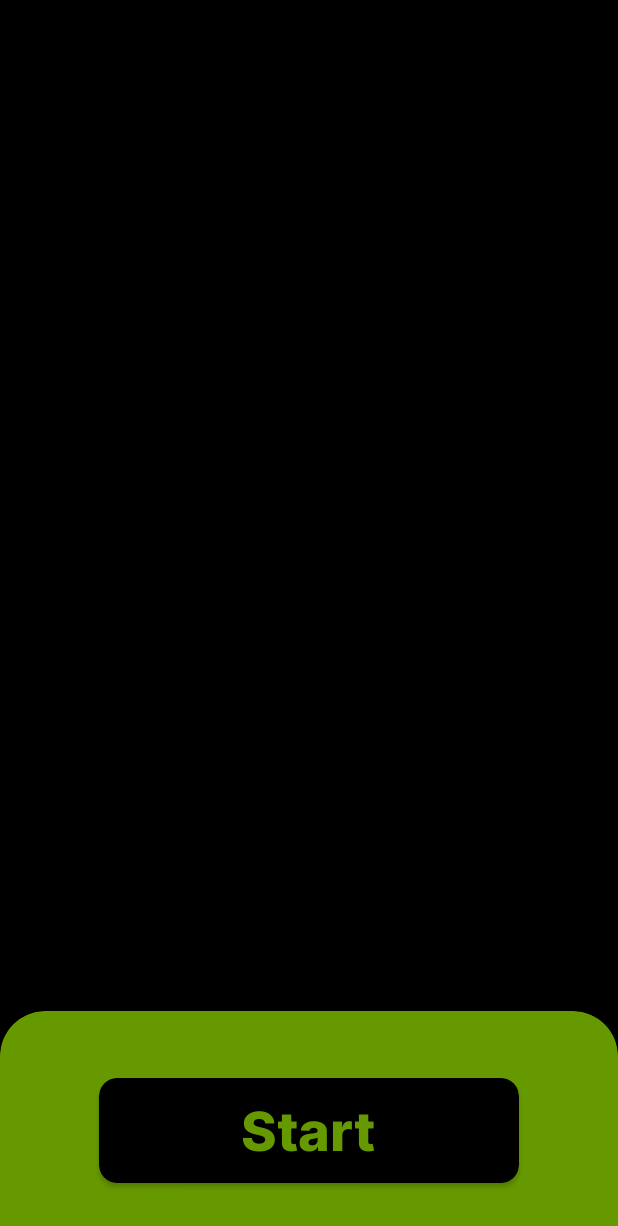
After one commit to RuslanShine/Rainbow-goldstation, an Android app: the MainActivity2 screen opened directly, with no data from a screen before it, on a phone screen of 412 x 824 dp. The commit adds this screen. Shown: the top 1226 px of the screen. Run offline under Robolectric (Android 15) with nearby library versions, the phone set to English and light mode, and no system bars.

Commit message:
Второй экран

```diff
--- a/app/src/main/AndroidManifest.xml
+++ b/app/src/main/AndroidManifest.xml
@@ -12,6 +12,13 @@
         android:supportsRtl="true"
         android:theme="@style/Theme.MaterialComponents.NoActionBar"
         tools:targetApi="31">
+        <activity
+            android:name=".MainActivity2"
+            android:exported="false">
+            <meta-data
+                android:name="android.app.lib_name"
+                android:value="" />
+        </activity>
         <activity
             android:name=".MainActivity"
             android:exported="true">
--- a/app/src/main/java/com/example/rainbowgoldstation/MainActivity.kt
+++ b/app/src/main/java/com/example/rainbowgoldstation/MainActivity.kt
@@ -1,5 +1,6 @@
 package com.example.rainbowgoldstation
 
+import android.content.Intent
 import androidx.appcompat.app.AppCompatActivity
 import android.os.Bundle
 import com.example.rainbowgoldstation.databinding.ActivityMainBinding
@@ -10,5 +11,10 @@ class MainActivity : AppCompatActivity() {
         super.onCreate(savedInstanceState)
         binding = ActivityMainBinding.inflate(layoutInflater)
         setContentView(binding.root)
+
+        binding.buttonStartClub.setOnClickListener() {
+            val intent = Intent(this@MainActivity, MainActivity2::class.java)
+            startActivity(intent)
+        }
     }
 }
--- /dev/null
+++ b/app/src/main/java/com/example/rainbowgoldstation/MainActivity2.kt
@@ -0,0 +1,11 @@
+package com.example.rainbowgoldstation
+
+import androidx.appcompat.app.AppCompatActivity
+import android.os.Bundle
+
+class MainActivity2 : AppCompatActivity() {
+    override fun onCreate(savedInstanceState: Bundle?) {
+        super.onCreate(savedInstanceState)
+        setContentView(R.layout.activity_main2)
+    }
+}
--- /dev/null
+++ b/app/src/main/res/layout/activity_main2.xml
@@ -0,0 +1,45 @@
+<?xml version="1.0" encoding="utf-8"?>
+<androidx.constraintlayout.widget.ConstraintLayout xmlns:android="http://schemas.android.com/apk/res/android"
+    xmlns:app="http://schemas.android.com/apk/res-auto"
+    xmlns:tools="http://schemas.android.com/tools"
+    android:layout_width="match_parent"
+    android:layout_height="match_parent"
+    android:background="@color/black"
+    tools:context=".MainActivity2">
+
+    <androidx.cardview.widget.CardView
+        android:id="@+id/bottom_panel"
+        android:layout_width="match_parent"
+        android:layout_height="@dimen/bottom_panel_layout_height_180"
+        android:layout_marginBottom="@dimen/bottom_panel_layout_marginBottom"
+        app:cardBackgroundColor="@android:color/holo_green_dark"
+        app:cardCornerRadius="@dimen/bottom_panel_cardCornerRadius_30"
+        app:layout_constraintBottom_toBottomOf="parent"
+        app:layout_constraintEnd_toEndOf="parent"
+        app:layout_constraintStart_toStartOf="parent">
+
+        <androidx.cardview.widget.CardView
+            android:id="@+id/button_start"
+            android:layout_width="@dimen/button_start_club_layout_width"
+            android:layout_height="@dimen/button_start_club_layout_height"
+            android:layout_gravity="center"
+            android:layout_marginBottom="10dp"
+            android:clickable="true"
+            app:cardBackgroundColor="@color/black"
+            app:cardCornerRadius="@dimen/button_start_club_cardCornerRadius">
+
+            <TextView
+                android:layout_width="wrap_content"
+                android:layout_height="wrap_content"
+                android:layout_gravity="center"
+                android:fontFamily="@font/inter_extra_bold"
+                android:text="Start"
+                android:textColor="@android:color/holo_green_dark"
+                android:textSize="@dimen/button_start_club_textSize" />
+
+        </androidx.cardview.widget.CardView>
+
+    </androidx.cardview.widget.CardView>
+
+
+</androidx.constraintlayout.widget.ConstraintLayout>
```
